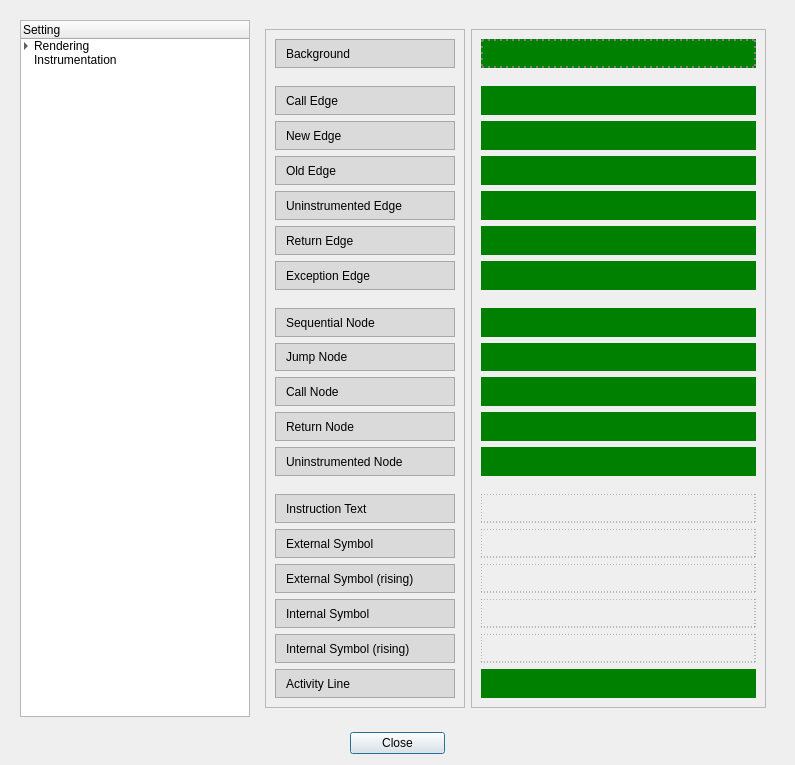
ncatlin/rgat, file rgat/settingsDialog.ui: the form before one commit.
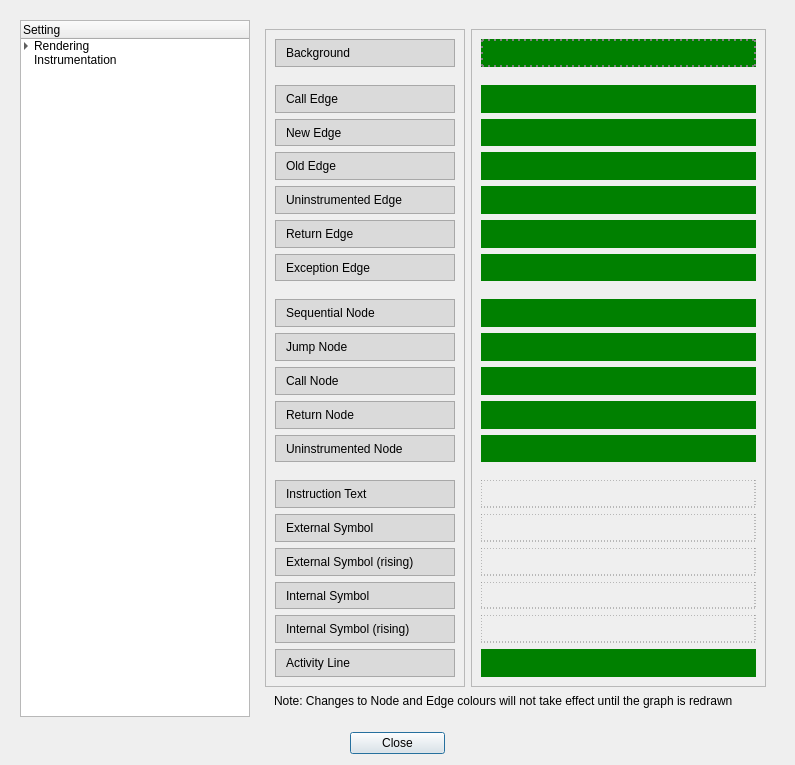
The form after the commit. Custom widgets are drawn as their Qt base class.

Commit message: added button to redraw selected graph. made tracking the selected graph a bit more reliable. minor code style improvements.

```diff
--- a/rgat/settingsDialog.ui
+++ b/rgat/settingsDialog.ui
@@ -946,6 +946,22 @@
               </item>
              </layout>
             </item>
+            <item>
+             <widget class="QLabel" name="noEffectLabel">
+              <property name="maximumSize">
+               <size>
+                <width>16777215</width>
+                <height>15</height>
+               </size>
+              </property>
+              <property name="text">
+               <string>Note: Changes to Node and Edge colours will not take effect until the graph is redrawn </string>
+              </property>
+              <property name="indent">
+               <number>9</number>
+              </property>
+             </widget>
+            </item>
            </layout>
           </widget>
           <widget class="QWidget" name="renderHeatmapPage">
```
Left out of the diff: 18 changed lines with no effect on the pictures. The commit also changes 9 other files.
